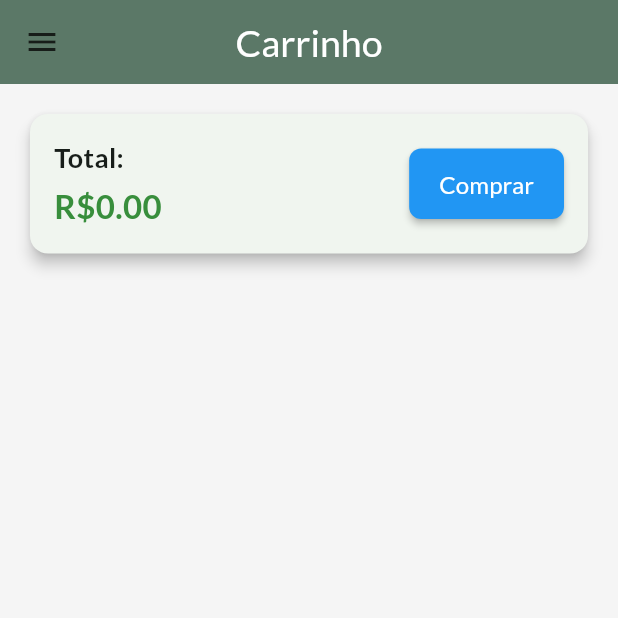
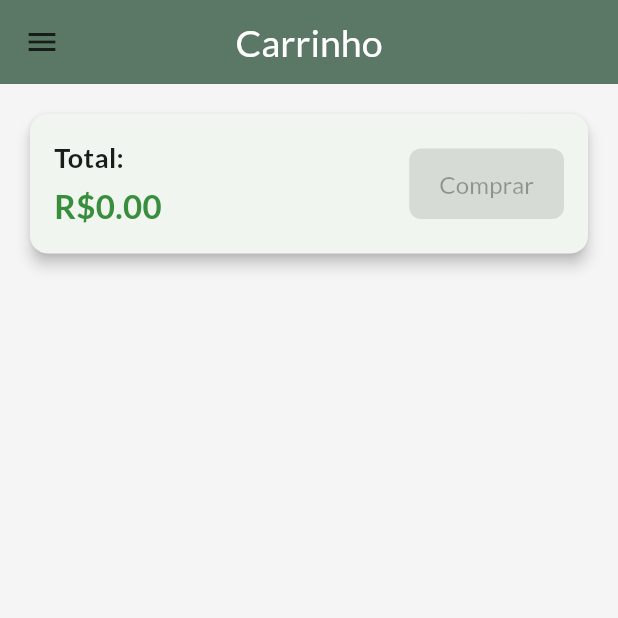
Before and after one commit to IgoorToorres/ShopMobile, a Flutter app: the CartPage screen opened by its route, on a phone screen of 412 x 824 dp, the top half of it. Run offline on Flutter 3.47's test engine with Material 3 defaults, Android fonts, the phone set to English and light mode, and no system bars; network calls fail.

```diff
--- a/lib/pages/cart_page.dart
+++ b/lib/pages/cart_page.dart
@@ -60,32 +60,7 @@ class CartPage extends StatelessWidget {
                         ],
                       ),
                       // Botão de compra
-                      ElevatedButton(
-                        onPressed: () {
-                          Provider.of<OrderList>(
-                            context,
-                            listen: false,
-                          ).addOrder(cart);
-
-                          cart.clear();
-                        },
-                        style: ElevatedButton.styleFrom(
-                          backgroundColor: Colors.blue,
-                          foregroundColor: Colors.white,
-                          padding: const EdgeInsets.symmetric(
-                            horizontal: 20,
-                            vertical: 12,
-                          ),
-                          shape: RoundedRectangleBorder(
-                            borderRadius: BorderRadius.circular(8.0),
-                          ),
-                          elevation: 2, // Leve sombra
-                        ),
-                        child: const Text(
-                          'Comprar',
-                          style: TextStyle(fontSize: 16),
-                        ),
-                      ),
+                      CartButton(cart: cart),
                     ],
                   ),
                 ),
@@ -107,3 +82,55 @@ class CartPage extends StatelessWidget {
     );
   }
 }
+
+class CartButton extends StatefulWidget {
+  const CartButton({
+    super.key,
+    required this.cart,
+  });
+
+  final Cart cart;
+
+  @override
+  State<CartButton> createState() => _CartButtonState();
+}
+
+class _CartButtonState extends State<CartButton> {
+  bool _isLoading = false;
+  @override
+  Widget build(BuildContext context) {
+    return _isLoading
+        ? CircularProgressIndicator()
+        : ElevatedButton(
+            onPressed: widget.cart.intemsCount == 0
+                ? null
+                : () async {
+                    setState(() => _isLoading = true);
+
+                    await Provider.of<OrderList>(
+                      context,
+                      listen: false,
+                    ).addOrder(widget.cart);
+
+                    setState(() => _isLoading = false);
+                    widget.cart.clear();
+                  },
+            style: ElevatedButton.styleFrom(
+              backgroundColor: Colors.blue,
+              foregroundColor: Colors.white,
+              padding: const EdgeInsets.symmetric(
+                horizontal: 20,
+                vertical: 12,
+              ),
+              shape: RoundedRectangleBorder(
+                borderRadius: BorderRadius.circular(8.0),
+              ),
+              elevation: 2, // Leve sombra
+            ),
+            child: const Text(
+              'Comprar',
+              style: TextStyle(fontSize: 16),
+            ),
+          );
+  }
+}
```
Also changed, not shown: lib/models/order_list.dart (+21 -1 lines).
